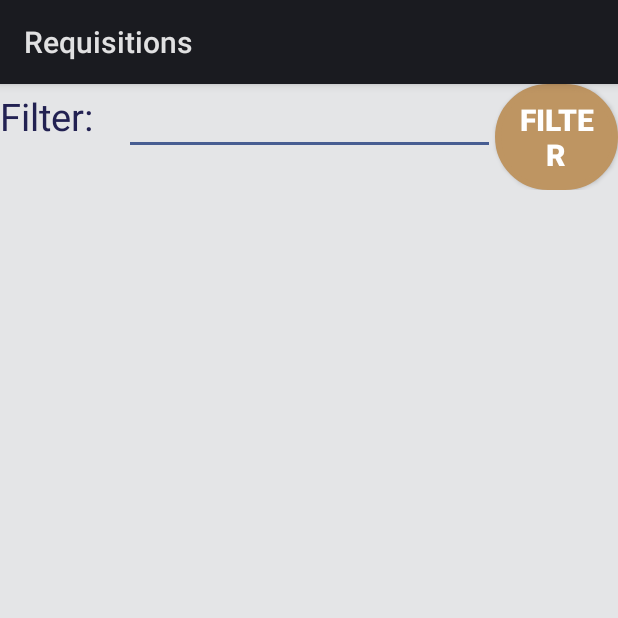
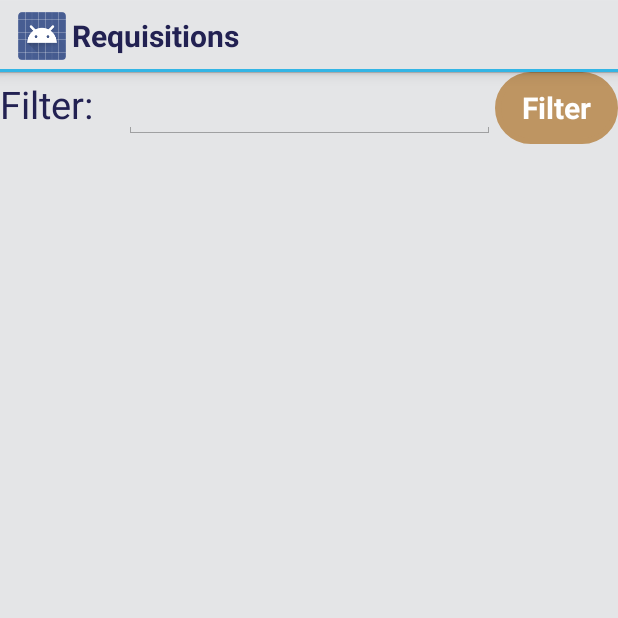
Before and after one commit to DanieDuToit/Procurement_Android, an Android app: the ShowGrid_Activity screen opened directly, with no data from a screen before it, on a phone screen of 412 x 824 dp, the top half of it. Run offline under Robolectric (Android 15) with nearby library versions, the phone set to English and light mode, and no system bars; 1 statement that could not run was skipped.

Commit message:
13 Aug 2015

```diff
--- a/app/src/main/java/za/co/proteacoin/procurementandroid/DisplayRemoteFile.java
+++ b/app/src/main/java/za/co/proteacoin/procurementandroid/DisplayRemoteFile.java
@@ -117,7 +117,7 @@ public class DisplayRemoteFile extends Activity {
                 return null;
             }
             try {
-                URL url = new URL(gs.getInternetURL() + "apiGetDocumentBinary.php?requisitionDocumentId=" + gs.getRequisitionDocumentId());
+                URL url = new URL(GlobalState.getInternetURL() + "apiGetDocumentBinary.php?requisitionDocumentId=" + gs.getRequisitionDocumentId());
                 HttpURLConnection urlConnection = (HttpURLConnection) url.openConnection();
 
                 urlConnection.setRequestMethod("GET");
--- a/app/src/main/java/za/co/proteacoin/procurementandroid/ShowGrid_Activity.java
+++ b/app/src/main/java/za/co/proteacoin/procurementandroid/ShowGrid_Activity.java
@@ -32,6 +32,9 @@ public class ShowGrid_Activity extends ListActivity implements View.OnClickListe
 	private static final String TAG_SUPPLIERCARDNAME = "SupplierCardName";
 	private String url = "";
 	private static final String TAG_DATA = "requisitions";
+	private boolean hasError = false;
+	private String ErrorMessage = "";
+	private String filter = "";
 	// Hashmap for ListView
 	ArrayList<HashMap<String, String>> requisitionList;
 	// Requisition's JSONArray
@@ -46,6 +49,7 @@ public class ShowGrid_Activity extends ListActivity implements View.OnClickListe
 	public void onClick(View v) {
 		switch (v.getId()) {
 			case R.id.btnFilter:
+				filter = etFilter.getText().toString();
 				requisitionList.clear();
 				final GetRequisitions downloader = new GetRequisitions();
 				downloader.execute();
@@ -215,13 +219,13 @@ public class ShowGrid_Activity extends ListActivity implements View.OnClickListe
 
 		@Override
 		protected Void doInBackground(Void... arg0) {
-			url = gs.getInternetURL() + "RequisitionJsons.php?functionName=getRequisitions";
+			url = GlobalState.getInternetURL() + "RequisitionJsons.php?functionName=getRequisitions";
 //			url = gs.getInternetURL() + "GetRequisitions.php";
 			// Creating service handler class instance
 			ServiceHandler sh = new ServiceHandler();
 
 			List<NameValuePair> queryParams = new ArrayList<NameValuePair>();
-			queryParams.add(new BasicNameValuePair("filter", etFilter.getText().toString()));
+			queryParams.add(new BasicNameValuePair("filter", filter));
 			queryParams.add(new BasicNameValuePair("CurrentSapDatabaseId", gs.getCompanyDatabase().toString()));
 
 			String jsonStr = sh.makeServiceCall(url, ServiceHandler.POST, queryParams);
@@ -252,6 +256,17 @@ public class ShowGrid_Activity extends ListActivity implements View.OnClickListe
 
 					// Getting JSON Array node
 					data = jsonObj.getJSONArray(TAG_DATA);
+
+					// Check for error
+					JSONObject jo = data.getJSONObject(0);
+					try {
+						String error = jo.getString("Error");
+						hasError = true;
+						ErrorMessage = "The following message occured while trying to retrieve a list of requisitions: \n" + error;
+						return null;
+					} catch (Exception e) {
+						// Intentially left blank
+					}
 
 					// looping through All Contacts
 					for (int i = 0; i < data.length(); i++) {
@@ -287,6 +302,22 @@ public class ShowGrid_Activity extends ListActivity implements View.OnClickListe
 			if (pDialog.isShowing()) {
 				pDialog.dismiss();
 			}
+
+			if (hasError) {
+				hasError = false;
+				new AlertDialog.Builder(ShowGrid_Activity.this)
+						.setTitle("Error")
+						.setMessage(ErrorMessage)
+						.setNegativeButton(android.R.string.ok, new DialogInterface.OnClickListener() {
+							public void onClick(DialogInterface dialog, int which) {
+								android.os.Process.killProcess(android.os.Process.myPid());
+								System.exit(0);
+							}
+						})
+						.setIcon(android.R.drawable.ic_dialog_alert)
+						.show();
+			}
+
 			/**
 			 * Updating parsed JSON data into ListView
 			 * */
--- a/app/src/main/res/values/strings.xml
+++ b/app/src/main/res/values/strings.xml
@@ -13,4 +13,5 @@
     <string name="gcm_deleted">GCM: server deleted %1$d pending messages!</string>
     <string name="gcm_error">GCM: error (%1$s).</string>
     <string name="gcm_recoverable_error">GCM: recoverable error (%1$s).</string>
+    <string name="DisplayIVKey">Your Identification Key</string>
 </resources>
--- a/app/src/main/res/values/style.xml
+++ b/app/src/main/res/values/style.xml
@@ -13,10 +13,11 @@
         <item name="android:background">@color/custom_bg_color</item>
     </style>
 
-    <style name="CustomTheme" parent="android:Theme.DeviceDefault.Light.DarkActionBar">
+    <style name="CustomTheme" parent="@android:style/Theme.Holo.Light">
         <item name="android:windowBackground">@color/custom_bg_color</item>
         <item name="android:colorBackground">@color/custom_bg_color</item>
         <item name="android:textColor">@color/custom_txt_color</item>
+        <item name="android:actionBarStyle">@style/MyActionBar</item>
     </style>
 
     <style name="H1">
@@ -67,4 +68,33 @@
         <item name="android:textColor">@android:color/white</item>
         <item name="android:textSize">20sp</item>
     </style>
+
+
+    <style name="MyActionBar" parent="@android:style/Widget.Holo.ActionBar">
+        <item name="android:titleTextStyle">@style/MyActionBar.TitleTextStyle</item>
+        <item name="android:actionMenuTextAppearance">@style/MyActionBar.MenuTextStyle</item>
+    </style>
+
+    <style name="MyActionBar.TitleTextStyle"
+           parent="android:style/TextAppearance.Holo.Widget.ActionBar.Title">
+        <item name="android:textColor">@color/custom_txt_color</item>
+        <item name="android:textStyle">bold</item>
+        <item name="android:textSize">20sp</item>
+    </style>
+
+    <style name="MyActionBar.MenuTextStyle"
+           parent="android:style/TextAppearance.Holo.Widget.ActionBar.Menu">
+        <item name="android:textColor">@color/custom_txt_color</item>
+        <item name="android:textStyle">bold</item>
+        <item name="android:textSize">15sp</item>
+    </style>
+
 </resources>
+
+<!--<resources>-->
+<!--&lt;!&ndash; Base application theme. &ndash;&gt;-->
+<!--<style name="AppTheme" parent="Theme.AppCompat.Light.DarkActionBar">-->
+    <!--&lt;!&ndash; Customize your theme here. &ndash;&gt;-->
+<!--</style>-->
+
+<!--</resources>-->
```
Also changed, not shown: app/build.gradle (+6 -5 lines), app/src/main/java/za/co/proteacoin/procurementandroid/Procurement.java (+59 -4 lines), app/src/main/java/za/co/proteacoin/procurementandroid/ShowAttachedDocuments_Activity.java (+30 -2 lines), app/src/main/java/za/co/proteacoin/procurementandroid/ShowDetail_Activity.java (+34 -5 lines), app/src/main/java/za/co/proteacoin/procurementandroid/ShowRequisitionLines_Activity.java (+30 -21 lines), app/src/main/res/menu/menu.xml (+15 -4 lines), app/src/main/res/values/styles.xml (deleted, +0 -8 lines), 1 other file.
